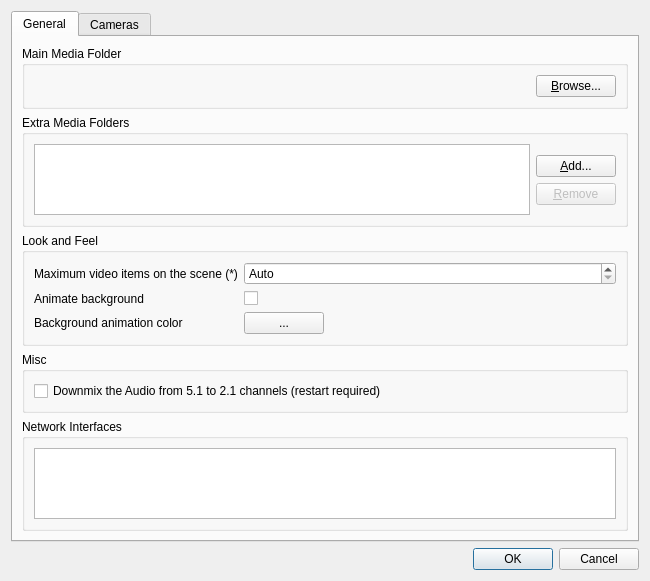
This is client/src/ui/preferences/preferences.ui in networkoptix/nx_open as Qt 5 draws it before an edit. The edited form follows.
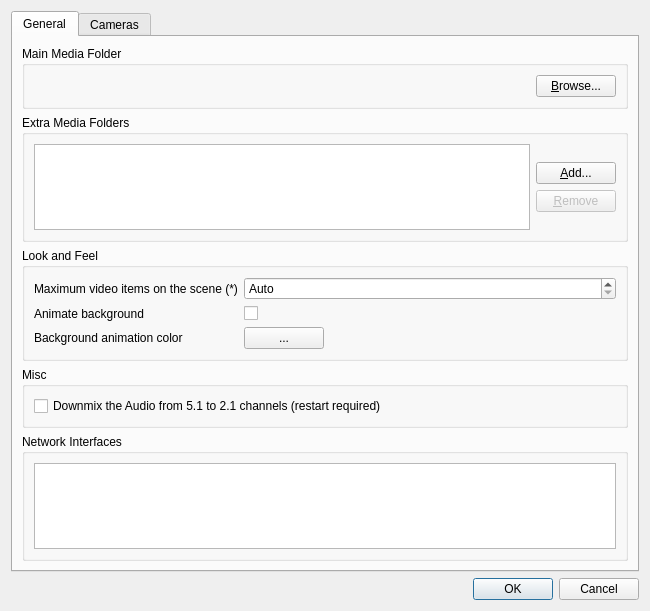
This is the edited form. Custom widgets are drawn as their Qt base class.

Patch:
```diff
--- a/client/src/ui/preferences/preferences.ui
+++ b/client/src/ui/preferences/preferences.ui
@@ -7,7 +7,7 @@
     <x>0</x>
     <y>0</y>
     <width>650</width>
-    <height>563</height>
+    <height>611</height>
    </rect>
   </property>
   <property name="sizePolicy">
```
Left out of the diff: 2 changed lines with no effect on the pictures.
